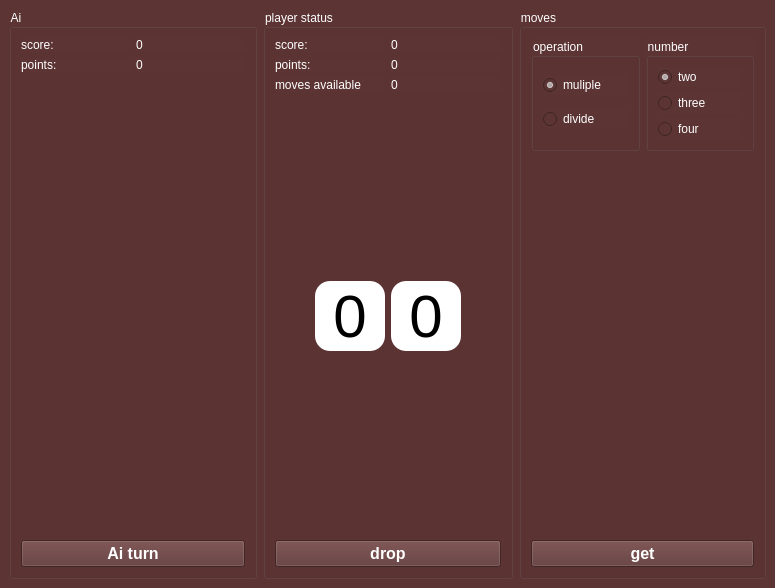
This is src/mainwindow.ui in lucky-rydar/algorithms-lab6 as Qt 5 draws it before an edit. The edited form follows.
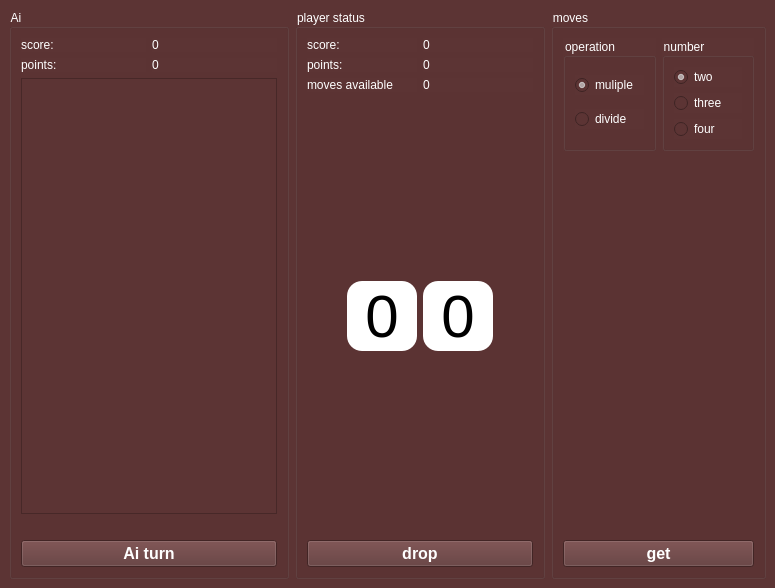
This is the edited form.

What changed in the file:
```diff
--- a/src/mainwindow.ui
+++ b/src/mainwindow.ui
@@ -61,17 +61,7 @@
         </layout>
        </item>
        <item>
-        <spacer name="verticalSpacer_2">
-         <property name="orientation">
-          <enum>Qt::Vertical</enum>
-         </property>
-         <property name="sizeHint" stdset="0">
-          <size>
-           <width>20</width>
-           <height>410</height>
-          </size>
-         </property>
-        </spacer>
+        <widget class="QTextEdit" name="aiLogsEdit"/>
        </item>
        <item>
         <spacer name="horizontalSpacer_3">
```
